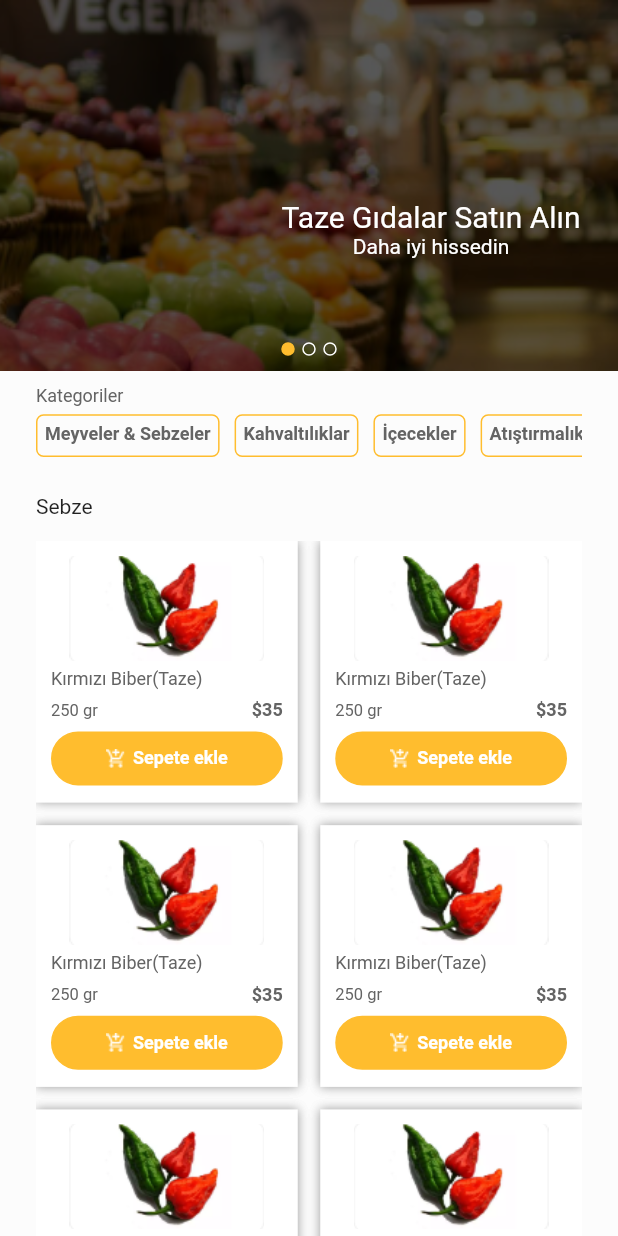
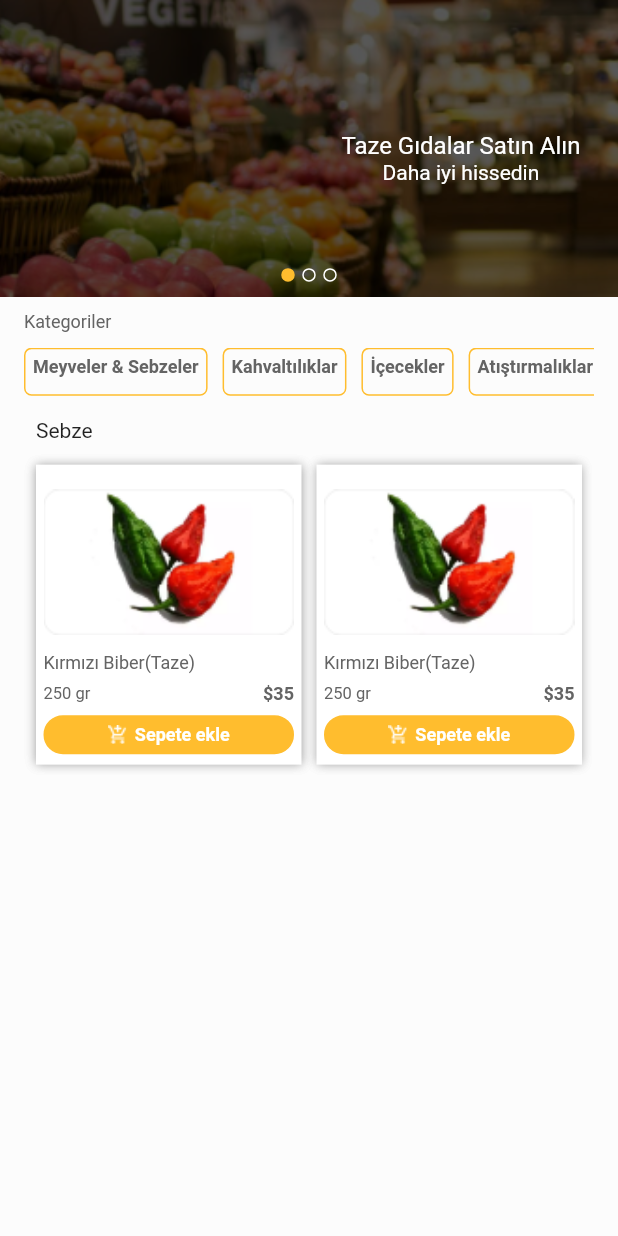
Before and after one commit to NefiseTnc/flutter_bakkal_dukkani_app, a Flutter app: the HomeScreen screen opened by its route, on a phone screen of 412 x 824 dp. Run offline on Flutter 3.47's test engine with Material 2 defaults, Android fonts, the phone set to English and light mode, and no system bars; our stand-ins replace cloud_firestore, firebase_auth, firebase_core, shared_preferences; accounts and stored records are empty.

Commit message:
updated : home screen

```diff
--- a/lib/common/widgets/app_button.dart
+++ b/lib/common/widgets/app_button.dart
@@ -7,6 +7,7 @@ class AppButton extends StatelessWidget {
   final String? imageUrl;
   final String text;
   final TextStyle textStyle;
+  final double? padding;
 
   const AppButton({
     Key? key,
@@ -16,6 +17,7 @@ class AppButton extends StatelessWidget {
     this.imageUrl,
     required this.text,
     required this.textStyle,
+    this.padding,
   }) : super(key: key);
 
   @override
@@ -23,7 +25,9 @@ class AppButton extends StatelessWidget {
     return GestureDetector(
       onTap: onTap,
       child: Container(
-          padding: const EdgeInsets.all(10.0),
+          padding: padding != null
+              ? EdgeInsets.all(padding!)
+              : const EdgeInsets.all(10.0),
           decoration: BoxDecoration(
             borderRadius: const BorderRadius.all(Radius.circular(30)),
             color: color,
--- a/lib/views/home/screens/home_screen.dart
+++ b/lib/views/home/screens/home_screen.dart
@@ -16,20 +16,19 @@ class HomeScreen extends StatelessWidget {
       body: Column(children: [
         SizedBox(
           width: size.width,
-          height: size.height * .3,
+          height: size.height * .24,
           child: _imageSlider(size),
         ),
-        SizedBox(
-          width: size.width,
-          height: size.height * .1,
-          child: _categories(),
-        ),
+        _categories(),
         Expanded(
           child: Padding(
             padding: const EdgeInsets.symmetric(horizontal: 24),
             child: Column(
               crossAxisAlignment: CrossAxisAlignment.start,
               children: [
+                SizedBox(
+                  height: 15,
+                ),
                 Text('Sebze'),
                 SizedBox(
                   height: 15,
@@ -39,14 +38,15 @@ class HomeScreen extends StatelessWidget {
                     gridDelegate:
                         const SliverGridDelegateWithFixedCrossAxisCount(
                             crossAxisCount: 2,
-                            mainAxisSpacing: 15.0,
-                            crossAxisSpacing: 15.0),
-                    itemCount: 15,
+                            mainAxisExtent: 200,
+                            crossAxisSpacing: 10,
+                            mainAxisSpacing: 10),
+                    itemCount: 2,
                     itemBuilder: (BuildContext context, int index) {
                       return ProductItem();
                     },
                   ),
-                ),
+                )
               ],
             ),
           ),
@@ -84,10 +84,8 @@ class HomeScreen extends StatelessWidget {
           right: 25,
           child: Column(
             children: const [
-              Text(
-                'Taze Gıdalar Satın Alın',
-                style: TextStyle(fontSize: 20, color: Colors.white),
-              ),
+              Text('Taze Gıdalar Satın Alın',
+                  style: TextStyle(fontSize: 16, color: Colors.white)),
               Text(
                 'Daha iyi hissedin',
                 style: TextStyle(fontSize: 14, color: Colors.white),
@@ -141,19 +139,24 @@ class HomeScreen extends StatelessWidget {
 
   Widget _categories() {
     return Padding(
-      padding: const EdgeInsets.symmetric(horizontal: 24, vertical: 10),
+      padding: const EdgeInsets.symmetric(
+        horizontal: 16,
+      ),
       child: Column(
-        mainAxisAlignment: MainAxisAlignment.spaceBetween,
         crossAxisAlignment: CrossAxisAlignment.start,
         children: [
+          SizedBox(
+            height: 10,
+          ),
           Text(
             'Kategoriler',
             style: GlobalVariables.mediumTextStyle,
           ),
           SizedBox(
-            height: 5,
+            height: 10,
           ),
-          Expanded(
+          SizedBox(
+            height: 32,
             child: ListView(
               scrollDirection: Axis.horizontal,
               children: [
@@ -165,9 +168,6 @@ class HomeScreen extends StatelessWidget {
               ],
             ),
           ),
-          SizedBox(
-            height: 15,
-          ),
         ],
       ),
     );
--- a/lib/views/home/widgets/product_item.dart
+++ b/lib/views/home/widgets/product_item.dart
@@ -9,9 +9,7 @@ class ProductItem extends StatelessWidget {
   @override
   Widget build(BuildContext context) {
     return Container(
-      padding: const EdgeInsets.symmetric(
-        horizontal: 10,
-      ),
+      padding: const EdgeInsets.symmetric(horizontal: 5),
       decoration: BoxDecoration(color: Colors.white, boxShadow: [
         BoxShadow(
           color: Colors.black.withOpacity(.2),
@@ -28,14 +26,10 @@ class ProductItem extends StatelessWidget {
           const SizedBox(
             height: 10,
           ),
-          Center(
-            child: SizedBox(
-              height: 70,
-              width: 130,
-              child: Image.asset(
-                'assets/images/product_item_img1.png',
-                fit: BoxFit.cover,
-              ),
+          Expanded(
+            child: Image.asset(
+              'assets/images/product_item_img1.png',
+              fit: BoxFit.contain,
             ),
           ),
           const SizedBox(
@@ -72,6 +66,10 @@ class ProductItem extends StatelessWidget {
             textStyle: GlobalVariables.mediumBoldTextStyle
                 .copyWith(color: Colors.white),
             imageUrl: 'assets/icons/basket.png',
+            padding: 5,
+          ),
+          const SizedBox(
+            height: 7,
           ),
         ],
       ),
```
